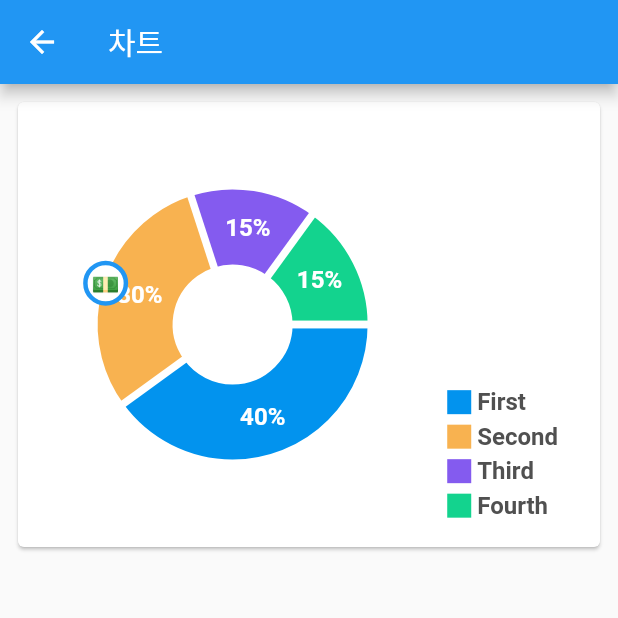
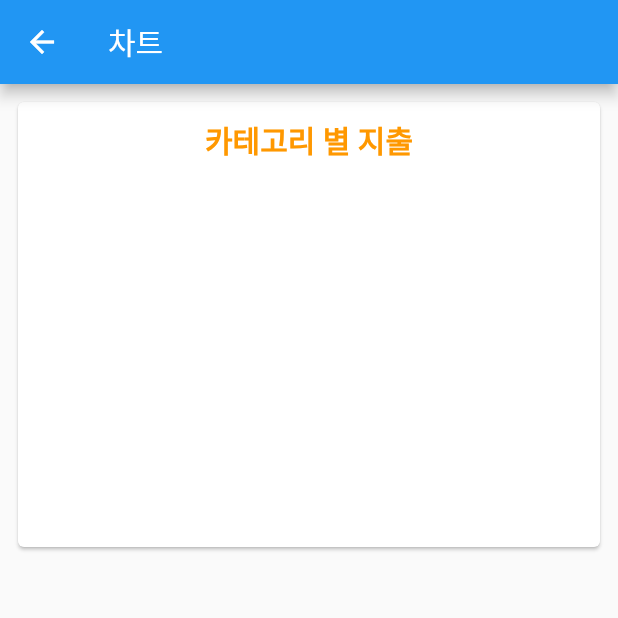
Before and after one commit to cyj893/MoneyIsMine, a Flutter app: the screen it shows after launch, item 5 of the bottom bar chosen, on a phone screen of 412 x 824 dp, the top half of it. Run offline on Flutter 3.47's test engine with Material 2 defaults, Android fonts, the light colour scheme and no system bars; drawn by our look-alikes of fl_chart; our stand-ins replace image_picker, sqflite, table_calendar; missing offline and left inert: scrolling_page_indicator; accounts and stored records are empty.

Commit message:
Add Category Chart

```diff
--- a/lib/ChartPage.dart
+++ b/lib/ChartPage.dart
@@ -1,5 +1,8 @@
 import 'package:fl_chart/fl_chart.dart';
 import 'package:flutter/material.dart';
+import 'package:intl/intl.dart';
+import 'package:provider/src/provider.dart';
+import "dart:collection";
 import 'DBHelper.dart';
 
 class ChartPage extends StatefulWidget {
@@ -13,92 +16,90 @@ class ChartPage extends StatefulWidget {
 class ChartPageState extends State<ChartPage> {
   String pageName = "차트";
 
+  List<String> categoryNames = [];
+  List<Pair> categoryMoney = [];
+  Map<String, String> categoryMap = {};
+
   @override
   void initState() {
     super.initState();
-
+    _getCategoryDB();
   }
 
   void onGoBack(dynamic value) {
     ;
   }
 
-  void _getCategoryDB(int i) async {
-    ;
+  Future<List<Pair>> _getCategoryDB() async {
+    if( categoryMoney.length > 0 ) return [];
+    String month = DateFormat('yy/MM/').format(DateTime.now());
+    List<Pair> newList = await SpecProvider().getCategorySumQuery(
+        '''
+        SELECT category, SUM(money) FROM Specs
+        WHERE dateTime BETWEEN '${month+"01"}' AND '${month+"31"}'
+        GROUP BY category;
+        ''');
+    categoryMoney = newList..sort((p1, p2) => p1.b.compareTo(p2.b));
+    print("After sort:---------");
+    for(int i = 0; i < categoryMoney.length; i++){
+      print("${categoryMoney[i].a} ${categoryMoney[i].b}");
+    }
+    return categoryMoney;
   }
 
   List<PieChartSectionData> showingSections() {
-    return List.generate(4, (i) {
+    List<PieChartSectionData> list = [];
+
+    int sum = 0;
+    int ind = 0;
+    for(int i = 0; i < categoryMoney.length; i++){
+      int money = categoryMoney[i].b;
+      if( money > 0 ) break;
+      sum += money;
+      ind++;
+    }
+    print("Sum: ${sum}");
+
+    int hop = ind < 5 ? 200 : 100;
+
+    for(int i = 0; i < ind && i < 9; i++){
       final isTouched = i == touchedIndex;
-      final fontSize = isTouched ? 25.0 : 16.0;
-      final fontSize2 = isTouched ? 20.0 : 15.0;
-      final radius = isTouched ? 60.0 : 50.0;
-      final widgetSize = isTouched ? 40.0 : 30.0;
-      switch (i) {
-        case 0:
-          return PieChartSectionData(
-            color: const Color(0xff0293ee),
-            value: 40,
-            title: '40%',
-            radius: radius,
-            titleStyle: TextStyle(
-                fontSize: fontSize,
-                fontWeight: FontWeight.bold,
-                color: const Color(0xffffffff)),
-          );
-        case 1:
-          return PieChartSectionData(
-            color: const Color(0xfff8b250),
-            value: 30,
-            title: '30%',
-            radius: radius,
-            titleStyle: TextStyle(
-                fontSize: fontSize,
-                fontWeight: FontWeight.bold,
-                color: const Color(0xffffffff)),
-            badgeWidget: AnimatedContainer(
-              width: widgetSize,
-              height: widgetSize,
-              alignment: Alignment.center,
-              duration: PieChart.defaultDuration,
-              decoration: new BoxDecoration(
-                color: Colors.white,
-                shape: BoxShape.circle,
-                border: Border.all(color: Colors.blue, width: 3),
-              ),
-              child: AnimatedDefaultTextStyle(
-                child: Text("\u{1F4B5}"),
-                style: TextStyle(fontSize: fontSize2),
-                duration: PieChart.defaultDuration,),
-            ),
-            badgePositionPercentageOffset: .98,
-          );
-        case 2:
-          return PieChartSectionData(
-            color: const Color(0xff845bef),
-            value: 15,
-            title: '15%',
-            radius: radius,
-            titleStyle: TextStyle(
-                fontSize: fontSize,
-                fontWeight: FontWeight.bold,
-                color: const Color(0xffffffff)),
-          );
-        case 3:
-          return PieChartSectionData(
-            color: const Color(0xff13d38e),
-            value: 15,
-            title: '15%',
-            radius: radius,
-            titleStyle: TextStyle(
-                fontSize: fontSize,
-                fontWeight: FontWeight.bold,
-                color: const Color(0xffffffff)),
-          );
-        default:
-          throw Error();
-      }
-    });
+      final radius = isTouched ? 70.0 : 60.0;
+
+      String category = categoryMoney[i].a;
+      int money = categoryMoney[i].b;
+      double per = money/sum*100;
+
+      String categoryIcon = "*";
+      if( categoryMap.containsKey(category) ) categoryIcon = categoryMap[category]!;
+
+      list.add(PieChartSectionData(
+        color: Colors.orange[(ind-i) * hop],
+        title: "",
+        value: per,
+        radius: radius,
+        badgeWidget: Chip(
+          avatar: CircleAvatar(
+            child: Text(categoryIcon, style: TextStyle(color: Colors.orange),),
+            backgroundColor: Colors.white,
+          ),
+          backgroundColor: Colors.orange[(ind-i) * hop]!,
+          label: isTouched ? TextOutline(
+                              text: "${category}: ${(per).toStringAsFixed(2)}%",
+                              textColor: Colors.white,
+                              outlineColor: Colors.orange,
+                            )
+                           : TextOutline(
+                              text: category,
+                              textColor: Colors.white,
+                              outlineColor: Colors.orange,
+                            ),
+        ),
+        badgePositionPercentageOffset: .98,
+      ));
+    }
+
+    return list;
   }
 
   int touchedIndex = -1;
@@ -107,11 +108,14 @@ class ChartPageState extends State<ChartPage> {
       aspectRatio: 1.3,
       child: Card(
         color: Colors.white,
-        child: Row(
+        child: Column(
           children: <Widget>[
-            const SizedBox(
-              height: 18,
-            ),
+            SizedBox(height: 10,),
+            Text("카테고리 별 지출", style: TextStyle(
+                fontSize: 20,
+                color: Colors.orange,
+                fontWeight: FontWeight.bold,
+              ),),
             Expanded(
               child: AspectRatio(
                 aspectRatio: 1,
@@ -134,53 +138,12 @@ class ChartPageState extends State<ChartPage> {
                         show: false,
                       ),
                       sectionsSpace: 5,
-                      centerSpaceRadius: 40,
+                      centerSpaceRadius: 30,
                       sections: showingSections()),
                 ),
               ),
             ),
-            Column(
-              mainAxisSize: MainAxisSize.max,
-              mainAxisAlignment: MainAxisAlignment.end,
-              crossAxisAlignment: CrossAxisAlignment.start,
-              children: const <Widget>[
-                Indicator(
-                  color: Color(0xff0293ee),
-                  text: 'First',
-                  isSquare: true,
-                ),
-                SizedBox(
-                  height: 4,
-                ),
-                Indicator(
-                  color: Color(0xfff8b250),
-                  text: 'Second',
-                  isSquare: true,
-                ),
-                SizedBox(
-                  height: 4,
-                ),
-                Indicator(
-                  color: Color(0xff845bef),
-                  text: 'Third',
-                  isSquare: true,
-                ),
-                SizedBox(
-                  height: 4,
-                ),
-                Indicator(
-                  color: Color(0xff13d38e),
-                  text: 'Fourth',
-                  isSquare: true,
-                ),
-                SizedBox(
-                  height: 18,
-                ),
-              ],
-            ),
-            const SizedBox(
-              width: 28,
-            ),
+            SizedBox(height: 10,),
           ],
         ),
       ),
@@ -189,6 +152,8 @@ class ChartPageState extends State<ChartPage> {
 
   @override
   Widget build(BuildContext context) {
+    categoryNames = context.watch<CategoryProvider>().categories;
+    categoryMap = context.watch<CategoryProvider>().map;
     return Scaffold(
       appBar: AppBar(
         title: Text(pageName),
@@ -198,7 +163,12 @@ class ChartPageState extends State<ChartPage> {
         child: SingleChildScrollView(
           child: Column(
             children: <Widget>[
-              makeCategoryChartCon(),
+              FutureBuilder(
+                  future: _getCategoryDB(),
+                  initialData: [],
+                  builder: (context, snapshot) {
+                    return makeCategoryChartCon();
+                  }),
             ],
           ),
         ),
@@ -247,3 +217,38 @@ class Indicator extends StatelessWidget {
     );
   }
 }
+
+class TextOutline extends StatelessWidget {
+  final String text;
+  final Color textColor;
+  final Color outlineColor;
+
+  const TextOutline({
+    Key? key,
+    required this.text,
+    required this.textColor,
+    required this.outlineColor,
+  }) : super(key: key);
+
+  @override
+  Widget build(BuildContext context) {
+    return Stack(
+      children: [
+        Text(text,
+          style: TextStyle(
+            fontWeight: FontWeight.bold,
+            foreground: Paint()
+              ..style = PaintingStyle.stroke
+              ..strokeWidth = 3
+              ..color = outlineColor,
+          ),),
+        Text(text,
+          style: TextStyle(
+            color: textColor,
+            fontWeight: FontWeight.bold,
+          ),)
+      ],
+    );
+  }
+
+}
--- a/lib/DBHelper.dart
+++ b/lib/DBHelper.dart
@@ -115,6 +115,18 @@ class SpecProvider {
       map[maps[i]["dateTime"]] = maps[i]["SUM(money)"];
     }
     return map;
+  }
+
+  Future<List<Pair>> getCategorySumQuery(String query) async {
+    final db = await database;
+    final List<Map<String, dynamic>> maps = await db!.rawQuery(query);
+    if( maps.isEmpty ) return [];
+
+    List<Pair> list = [];
+    for(int i = 0; i < maps.length; i++){
+      list.add(Pair(maps[i]["category"], maps[i]["SUM(money)"]));
+    }
+    return list;
   }
 
   Future<List<int>> getSummaryQuery(String query) async {
@@ -331,3 +343,10 @@ class CategoryProvider with ChangeNotifier {
   }
 
 }
+
+class Pair<T1, T2> {
+  final T1 a;
+  final T2 b;
+
+  Pair(this.a, this.b);
+}
```
